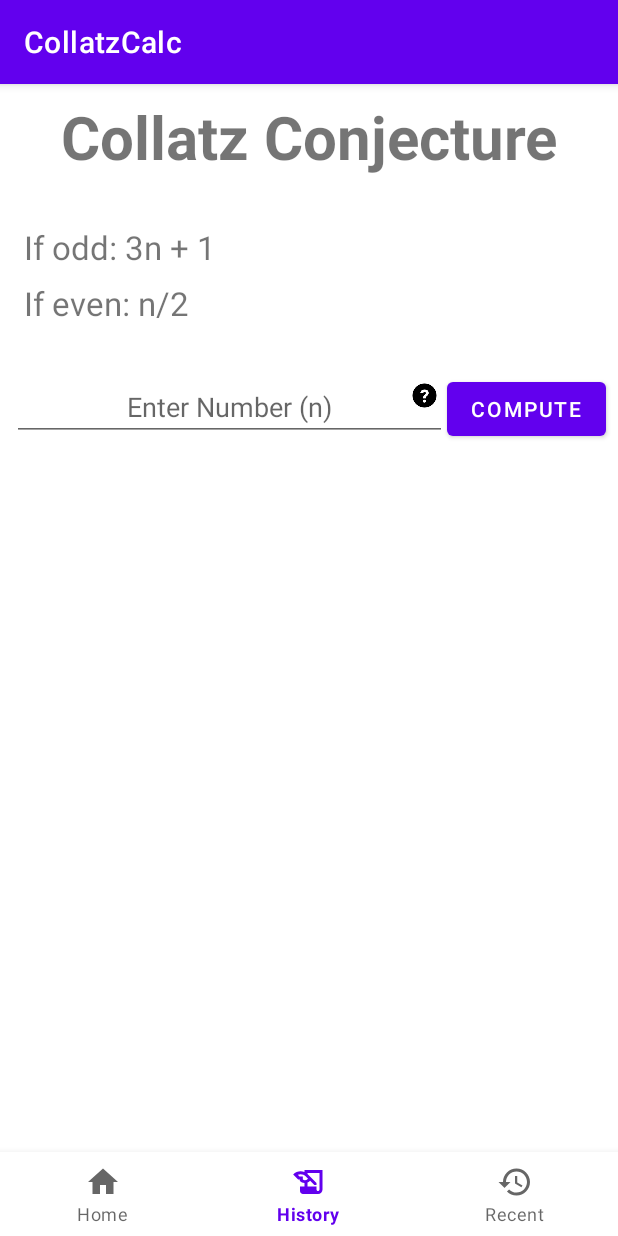
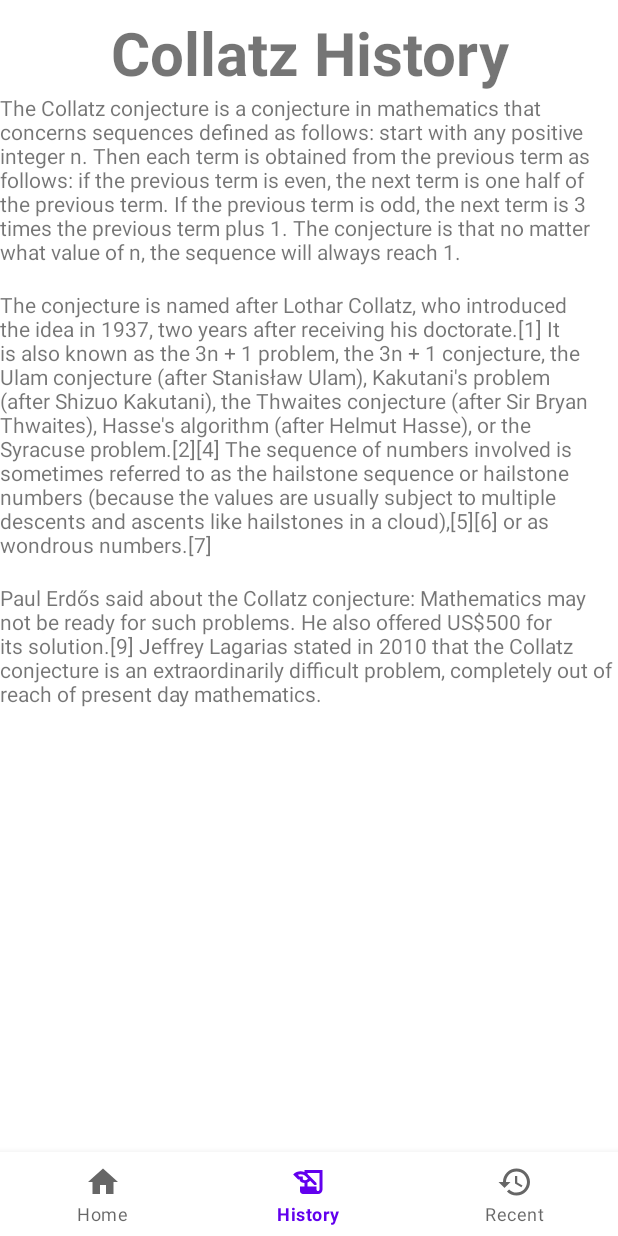
Before and after one commit to ErickSorto/Collatz-Calculator, an Android app: the screen it shows after launch (MainActivity), item 2 of the bottom bar chosen, on a phone screen of 412 x 824 dp. Run offline under Robolectric (Android 15) with nearby library versions, the phone set to English and light mode, and no system bars.

Commit message:
Added history fragment

```diff
--- a/app/src/main/java/com/example/collatzcalc/CollatzCalculator.java
+++ b/app/src/main/java/com/example/collatzcalc/CollatzCalculator.java
@@ -6,7 +6,7 @@ import java.util.ArrayList;
 public class CollatzCalculator {
 private BigInteger numEntered;
 private BigInteger biggestInt = new BigInteger("0");
-private ArrayList<BigInteger> collatzList;
+private ArrayList<BigInteger> collatzList = new ArrayList<BigInteger>();
 
 
     public CollatzCalculator(BigInteger numEntered) {
--- a/app/src/main/res/layout/fragment_history.xml
+++ b/app/src/main/res/layout/fragment_history.xml
@@ -1,12 +1,14 @@
 <?xml version="1.0" encoding="utf-8"?>
-<LinearLayout xmlns:android="http://schemas.android.com/apk/res/android"
+<ScrollView xmlns:android="http://schemas.android.com/apk/res/android"
     xmlns:app="http://schemas.android.com/apk/res-auto"
     xmlns:tools="http://schemas.android.com/tools"
+    tools:context=".MainActivity"
+    android:layout_width="match_parent"
+    android:layout_height="match_parent">
+    <LinearLayout
         android:layout_width="match_parent"
         android:layout_height="match_parent"
-
-    android:orientation="vertical"
-    tools:context=".MainActivity">
+        android:orientation="vertical">
         <TextView
             android:layout_width="match_parent"
             android:layout_height="wrap_content"
@@ -15,82 +17,23 @@
             android:textStyle="bold"
             android:layout_marginTop="8dp"
             android:maxLines="1"
-        android:text="Collatz Conjecture"/>
+            android:text="Collatz History"/>
+
         <TextView
             android:layout_width="match_parent"
             android:layout_height="wrap_content"
-        android:layout_marginTop="32dp"
-        android:layout_marginLeft="16dp"
-        android:text="If odd: 3n + 1"
-        android:textSize="10pt"/>
+            android:text="@string/history_para_one"/>
         <TextView
             android:layout_width="match_parent"
             android:layout_height="wrap_content"
-        android:layout_marginTop="8dp"
-        android:layout_marginLeft="16dp"
-        android:text="If even: n/2"
-        android:textSize="10pt"/>
-    <LinearLayout
-        android:layout_marginTop="32dp"
+            android:layout_marginTop="16dp"
+            android:text="The conjecture is named after Lothar Collatz, who introduced the idea in 1937, two years after receiving his doctorate.[1] It is also known as the 3n + 1 problem, the 3n + 1 conjecture, the Ulam conjecture (after Stanisław Ulam), Kakutani's problem (after Shizuo Kakutani), the Thwaites conjecture (after Sir Bryan Thwaites), Hasse's algorithm (after Helmut Hasse), or the Syracuse problem.[2][4] The sequence of numbers involved is sometimes referred to as the hailstone sequence or hailstone numbers (because the values are usually subject to multiple descents and ascents like hailstones in a cloud),[5][6] or as wondrous numbers.[7]"/>
+        <TextView
             android:layout_width="match_parent"
+            android:layout_marginTop="16dp"
             android:layout_height="wrap_content"
-        android:orientation="horizontal"
-        android:layout_gravity="">
-
-        <RelativeLayout
-            android:layout_width="0dp"
-            android:layout_height="wrap_content"
-            android:layout_weight="1">
-            <EditText
-                android:inputType="number"
-                android:id="@+id/input_edit_text"
-                android:layout_width="match_parent"
-                android:layout_height="wrap_content"
-                android:layout_marginBottom="8dp"
-                android:layout_weight="1"
-                android:hint="Enter Number (n)"
-                android:gravity="center"
-                android:layout_marginLeft="8dp"
-                android:tooltipText="hello"
-                />
-            <ImageView
-                android:layout_width="30dp"
-                android:layout_height="30dp"
-                android:src="@drawable/tooltip"
-                android:tooltipText="f(n)={n/2 if n is even \n
-         3n+1 if n is odd"
-                android:layout_alignParentEnd="true"/>
-        </RelativeLayout>
+            android:text="Paul Erdős said about the Collatz conjecture: Mathematics may not be ready for such problems. He also offered US$500 for its solution.[9] Jeffrey Lagarias stated in 2010 that the Collatz conjecture is an extraordinarily difficult problem, completely out of reach of present day mathematics."/>
 
 
-
-        <Button
-            android:id="@+id/calculate_button"
-            android:layout_width="wrap_content"
-            android:layout_height="wrap_content"
-            android:layout_marginBottom="8dp"
-            android:onClick="calculate"
-            android:text="Compute"
-            android:layout_marginRight="8dp"/>
     </LinearLayout>
-
-
-    <TextView
-        android:id="@+id/chicken"
-        android:layout_width="wrap_content"
-        android:layout_height="wrap_content"
-        android:text=""
-        android:textSize="32sp"
-        android:layout_marginLeft="8dp"
-        android:layout_marginBottom="8dp"
-        />
-
-    <androidx.recyclerview.widget.RecyclerView
-        android:id="@+id/recycler_view"
-        android:layout_width="match_parent"
-        android:layout_height="wrap_content"
-        android:layout_marginLeft="8dp"
-        android:layout_marginRight="8dp"
-        android:layout_marginBottom="16dp"/>
-
-</LinearLayout>
+</ScrollView>
--- a/app/src/main/res/values-night/themes.xml
+++ b/app/src/main/res/values-night/themes.xml
@@ -1,6 +1,6 @@
 <resources xmlns:tools="http://schemas.android.com/tools">
     <!-- Base application theme. -->
-    <style name="Theme.CollatzCalc" parent="Theme.MaterialComponents.DayNight.DarkActionBar">
+    <style name="Theme.CollatzCalc" parent="Theme.MaterialComponents.DayNight.NoActionBar">
         <!-- Primary brand color. -->
         <item name="colorPrimary">@color/purple_200</item>
         <item name="colorPrimaryVariant">@color/purple_700</item>
--- a/app/src/main/res/values/strings.xml
+++ b/app/src/main/res/values/strings.xml
@@ -1,3 +1,4 @@
 <resources>
     <string name="app_name">CollatzCalc</string>
+    <string name="history_para_one">The Collatz conjecture is a conjecture in mathematics that concerns sequences defined as follows: start with any positive integer n. Then each term is obtained from the previous term as follows: if the previous term is even, the next term is one half of the previous term. If the previous term is odd, the next term is 3 times the previous term plus 1. The conjecture is that no matter what value of n, the sequence will always reach 1.</string>
 </resources>
--- a/app/src/main/res/values/themes.xml
+++ b/app/src/main/res/values/themes.xml
@@ -1,6 +1,6 @@
 <resources xmlns:tools="http://schemas.android.com/tools">
     <!-- Base application theme. -->
-    <style name="Theme.CollatzCalc" parent="Theme.MaterialComponents.DayNight.DarkActionBar">
+    <style name="Theme.CollatzCalc" parent="Theme.MaterialComponents.DayNight.NoActionBar">
         <!-- Primary brand color. -->
         <item name="colorPrimary">@color/purple_500</item>
         <item name="colorPrimaryVariant">@color/purple_700</item>
```
Lines whose indentation alone changed are shown as unchanged.
